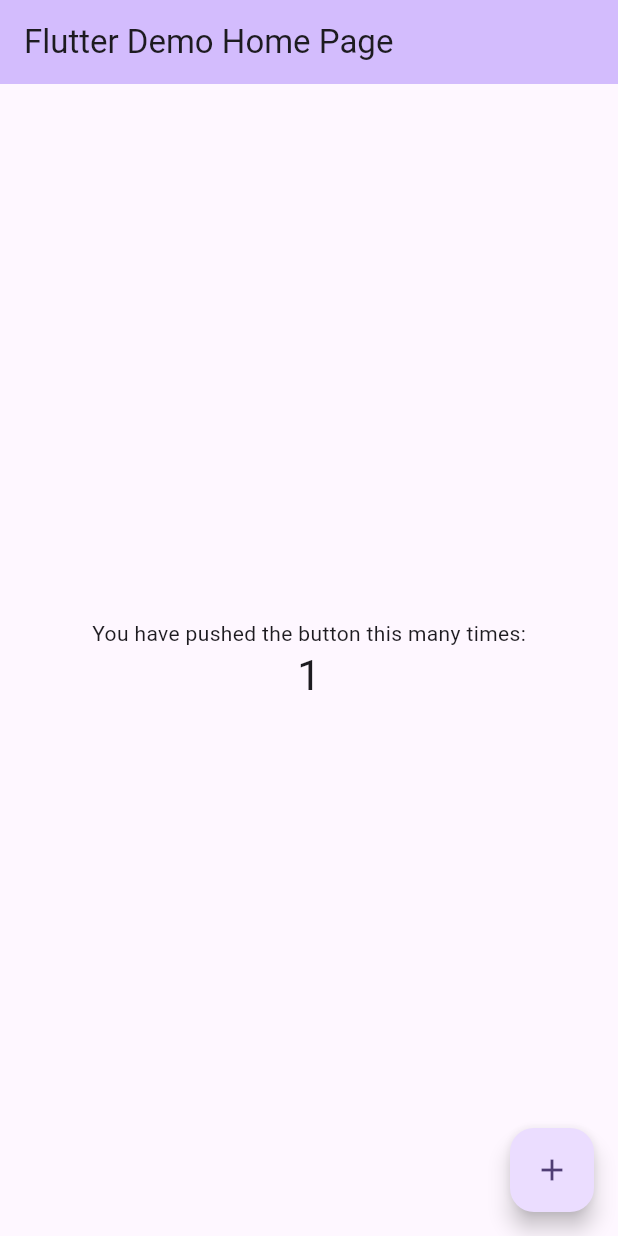
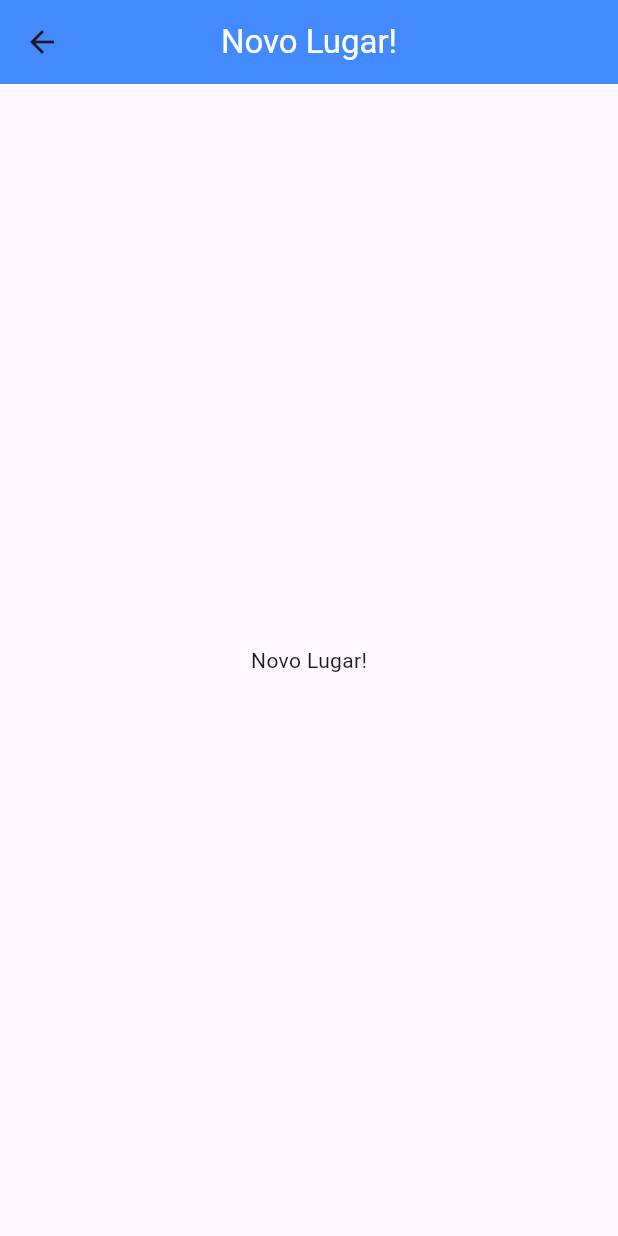
Before and after one commit to gabrielnavas/flutter_app_great_places, a Flutter app: the screen it shows after launch, after a tap on the "add" icon, on a phone screen of 412 x 824 dp. Run offline on Flutter 3.47's test engine with Material 3 defaults, Android fonts, the phone set to English and light mode, and no system bars.

Commit message:
create route to place form screen

```diff
--- a/lib/main.dart
+++ b/lib/main.dart
@@ -1,4 +1,6 @@
 import 'package:flutter/material.dart';
+import 'package:flutter_app_great_places/screens/place_form_screen.dart';
+import 'package:flutter_app_great_places/screens/places_list_screen.dart';
 
 void main() {
   runApp(const MyApp());
@@ -7,119 +9,27 @@ void main() {
 class MyApp extends StatelessWidget {
   const MyApp({super.key});
 
-  // This widget is the root of your application.
   @override
   Widget build(BuildContext context) {
     return MaterialApp(
-      title: 'Flutter Demo',
+      title: 'Greate Places',
+      debugShowCheckedModeBanner: false,
       theme: ThemeData(
-        // This is the theme of your application.
-        //
-        // TRY THIS: Try running your application with "flutter run". You'll see
-        // the application has a purple toolbar. Then, without quitting the app,
-        // try changing the seedColor in the colorScheme below to Colors.green
-        // and then invoke "hot reload" (save your changes or press the "hot
-        // reload" button in a Flutter-supported IDE, or press "r" if you used
-        // the command line to start the app).
-        //
-        // Notice that the counter didn't reset back to zero; the application
-        // state is not lost during the reload. To reset the state, use hot
-        // restart instead.
-        //
-        // This works for code too, not just values: Most code changes can be
-        // tested with just a hot reload.
-        colorScheme: ColorScheme.fromSeed(seedColor: Colors.deepPurple),
+        primaryColor: Colors.indigo,
         useMaterial3: true,
       ),
-      home: const MyHomePage(title: 'Flutter Demo Home Page'),
+      routes: Routes.getRoutes(),
+      home: const PlacesListScreen(),
     );
   }
 }
 
-class MyHomePage extends StatefulWidget {
-  const MyHomePage({super.key, required this.title});
+class Routes {
+  static const String placeForm = '/place-form';
 
-  // This widget is the home page of your application. It is stateful, meaning
-  // that it has a State object (defined below) that contains fields that affect
-  // how it looks.
-
-  // This class is the configuration for the state. It holds the values (in this
-  // case the title) provided by the parent (in this case the App widget) and
-  // used by the build method of the State. Fields in a Widget subclass are
-  // always marked "final".
-
-  final String title;
-
-  @override
-  State<MyHomePage> createState() => _MyHomePageState();
-}
-
-class _MyHomePageState extends State<MyHomePage> {
-  int _counter = 0;
-
-  void _incrementCounter() {
-    setState(() {
-      // This call to setState tells the Flutter framework that something has
-      // changed in this State, which causes it to rerun the build method below
-      // so that the display can reflect the updated values. If we changed
-      // _counter without calling setState(), then the build method would not be
-      // called again, and so nothing would appear to happen.
-      _counter++;
-    });
-  }
-
-  @override
-  Widget build(BuildContext context) {
-    // This method is rerun every time setState is called, for instance as done
-    // by the _incrementCounter method above.
-    //
-    // The Flutter framework has been optimized to make rerunning build methods
-    // fast, so that you can just rebuild anything that needs updating rather
-    // than having to individually change instances of widgets.
-    return Scaffold(
-      appBar: AppBar(
-        // TRY THIS: Try changing the color here to a specific color (to
-        // Colors.amber, perhaps?) and trigger a hot reload to see the AppBar
-        // change color while the other colors stay the same.
-        backgroundColor: Theme.of(context).colorScheme.inversePrimary,
-        // Here we take the value from the MyHomePage object that was created by
-        // the App.build method, and use it to set our appbar title.
-        title: Text(widget.title),
-      ),
-      body: Center(
-        // Center is a layout widget. It takes a single child and positions it
-        // in the middle of the parent.
-        child: Column(
-          // Column is also a layout widget. It takes a list of children and
-          // arranges them vertically. By default, it sizes itself to fit its
-          // children horizontally, and tries to be as tall as its parent.
-          //
-          // Column has various properties to control how it sizes itself and
-          // how it positions its children. Here we use mainAxisAlignment to
-          // center the children vertically; the main axis here is the vertical
-          // axis because Columns are vertical (the cross axis would be
-          // horizontal).
-          //
-          // TRY THIS: Invoke "debug painting" (choose the "Toggle Debug Paint"
-          // action in the IDE, or press "p" in the console), to see the
-          // wireframe for each widget.
-          mainAxisAlignment: MainAxisAlignment.center,
-          children: <Widget>[
-            const Text(
-              'You have pushed the button this many times:',
-            ),
-            Text(
-              '$_counter',
-              style: Theme.of(context).textTheme.headlineMedium,
-            ),
-          ],
-        ),
-      ),
-      floatingActionButton: FloatingActionButton(
-        onPressed: _incrementCounter,
-        tooltip: 'Increment',
-        child: const Icon(Icons.add),
-      ), // This trailing comma makes auto-formatting nicer for build methods.
-    );
+  static Map<String, Widget Function(BuildContext)> getRoutes() {
+    return {
+      Routes.placeForm: (_) => const PlaceFormScreen(),
+    };
   }
 }
--- /dev/null
+++ b/lib/screens/place_form_screen.dart
@@ -0,0 +1,29 @@
+import 'package:flutter/material.dart';
+
+class PlaceFormScreen extends StatefulWidget {
+  const PlaceFormScreen({super.key});
+
+  @override
+  State<PlaceFormScreen> createState() => _PlaceFormScreenState();
+}
+
+class _PlaceFormScreenState extends State<PlaceFormScreen> {
+  @override
+  Widget build(BuildContext context) {
+    return Scaffold(
+      appBar: AppBar(
+        centerTitle: true,
+        backgroundColor: Colors.blueAccent,
+        title: const Text(
+          'Novo Lugar!',
+          style: TextStyle(
+            color: Colors.white,
+          ),
+        ),
+      ),
+      body: const Center(
+        child: Text('Novo Lugar!'),
+      ),
+    );
+  }
+}
--- /dev/null
+++ b/lib/screens/places_list_screen.dart
@@ -0,0 +1,36 @@
+import 'package:flutter/material.dart';
+import 'package:flutter_app_great_places/main.dart';
+
+class PlacesListScreen extends StatelessWidget {
+  const PlacesListScreen({super.key});
+
+  @override
+  Widget build(BuildContext context) {
+    return Scaffold(
+      appBar: AppBar(
+        centerTitle: true,
+        backgroundColor: Colors.blueAccent,
+        title: const Text(
+          'Lugares',
+          style: TextStyle(
+            color: Colors.white,
+          ),
+        ),
+        actions: [
+          IconButton(
+            onPressed: () {
+              Navigator.of(context).pushNamed(Routes.placeForm);
+            },
+            icon: const Icon(
+              Icons.add,
+              color: Colors.white,
+            ),
+          ),
+        ],
+      ),
+      body: const Center(
+        child: CircularProgressIndicator(),
+      ),
+    );
+  }
+}
```
